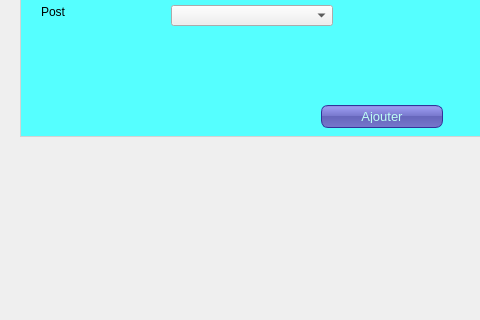
The window that mainwindow.ui (fadi-zaghdoud/projet_QT) describes before a commit, drawn with Qt 5; both pictures show x 0 to 480 and y 201 to 521 of the 1251 by 750 pixel window.
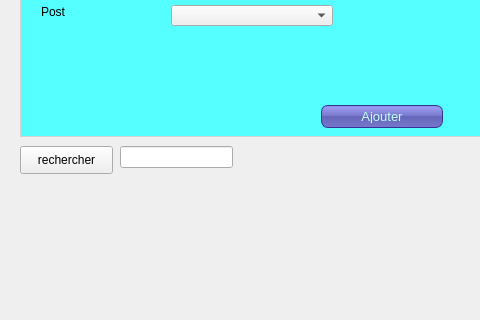
The same window after the commit.

```diff
--- a/mainwindow.ui
+++ b/mainwindow.ui
@@ -410,6 +410,29 @@
      </widget>
     </widget>
    </widget>
+   <widget class="QPushButton" name="pb_rechercher">
+    <property name="geometry">
+     <rect>
+      <x>20</x>
+      <y>330</y>
+      <width>93</width>
+      <height>28</height>
+     </rect>
+    </property>
+    <property name="text">
+     <string>rechercher</string>
+    </property>
+   </widget>
+   <widget class="QLineEdit" name="recherche">
+    <property name="geometry">
+     <rect>
+      <x>120</x>
+      <y>330</y>
+      <width>113</width>
+      <height>22</height>
+     </rect>
+    </property>
+   </widget>
   </widget>
   <widget class="QMenuBar" name="menuBar">
    <property name="geometry">
```
